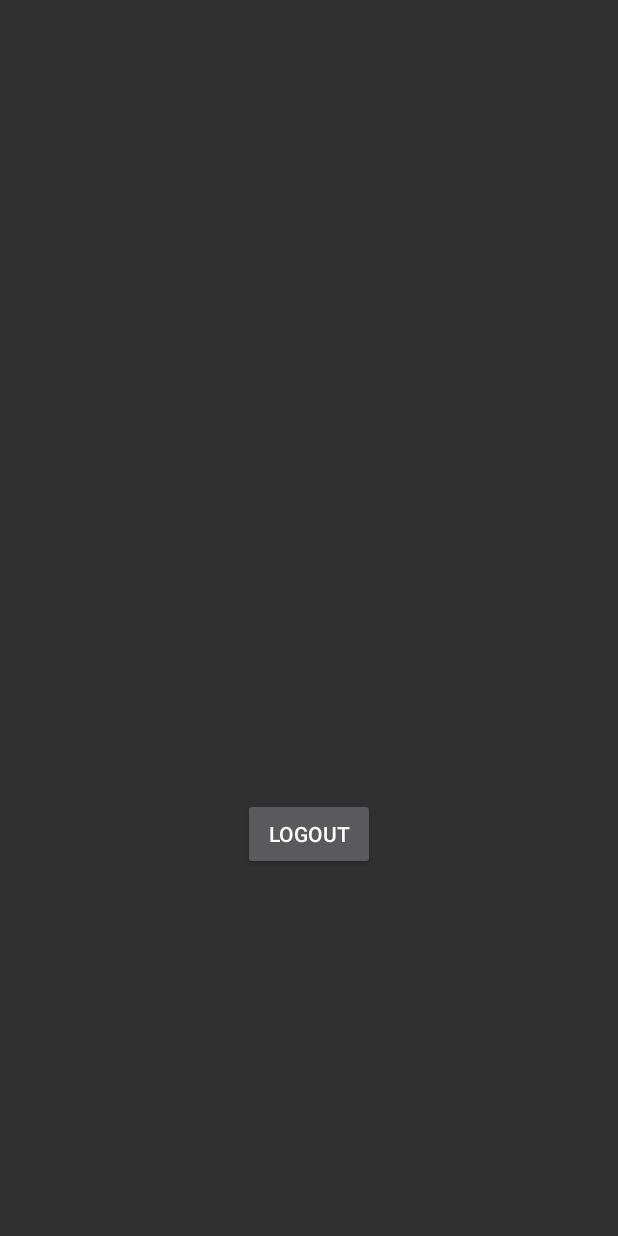
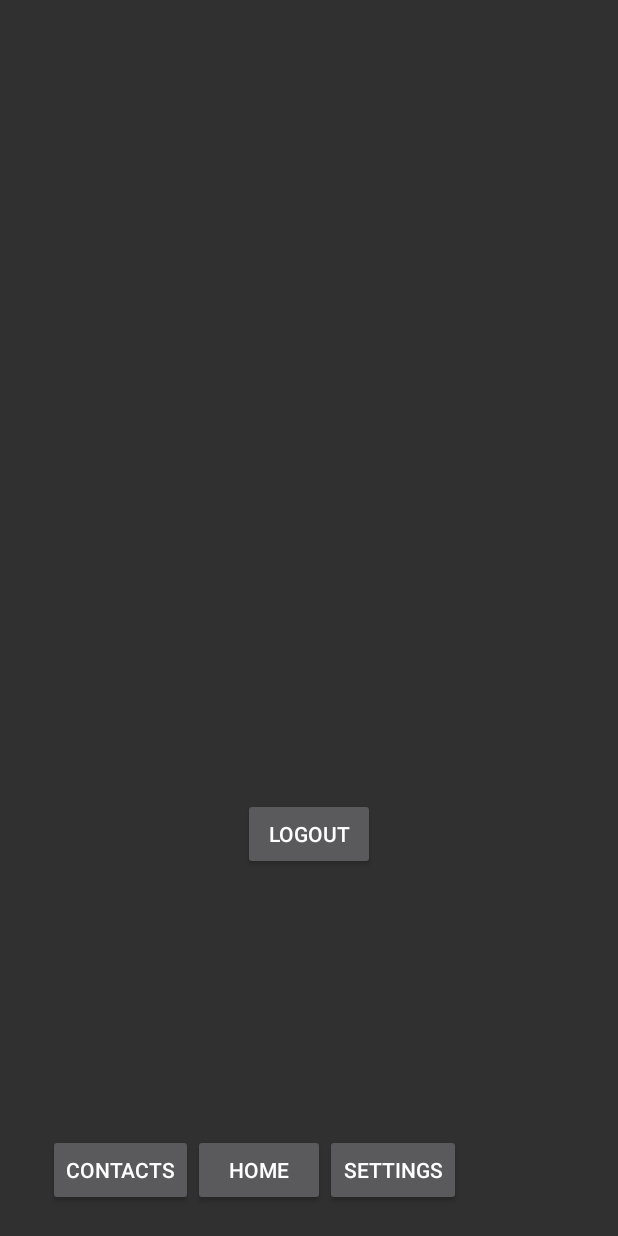
Before and after one commit to Stormys/Sphereforme, an Android app: the SettingsPage screen opened directly, with no data from a screen before it, on a phone screen of 412 x 824 dp. Run offline under Robolectric (Android 15) with nearby library versions, the phone set to English and light mode, and no system bars.

```diff
--- a/app/src/main/java/sphereforme/sphereforme/Activities/ContactBook.java
+++ b/app/src/main/java/sphereforme/sphereforme/Activities/ContactBook.java
@@ -5,7 +5,7 @@ import android.os.Bundle;
 
 import sphereforme.sphereforme.R;
 
-public class ContactBook extends AppCompatActivity {
+public class ContactBook extends BaseActivity {
 
     @Override
     protected void onCreate(Bundle savedInstanceState) {
--- a/app/src/main/java/sphereforme/sphereforme/Activities/RegisterPage.java
+++ b/app/src/main/java/sphereforme/sphereforme/Activities/RegisterPage.java
@@ -51,7 +51,7 @@ public class RegisterPage extends AppCompatActivity {
 
         }
 
-        new SignupTask().launchTask("http://35.165.40.110/signup",urlParameters);
+        new SignupTask().launchTask("signup",urlParameters);
     }
 
     private class SignupTask implements AsyncTaskCompleteListener<String> {
--- a/app/src/main/java/sphereforme/sphereforme/Activities/SettingsPage.java
+++ b/app/src/main/java/sphereforme/sphereforme/Activities/SettingsPage.java
@@ -9,7 +9,7 @@ import sphereforme.sphereforme.Network.AsyncTaskCompleteListener;
 import sphereforme.sphereforme.Network.NetworkManager;
 import sphereforme.sphereforme.R;
 
-public class SettingsPage extends AppCompatActivity {
+public class SettingsPage extends BaseActivity {
 
     @Override
     protected void onCreate(Bundle savedInstanceState) {
@@ -18,13 +18,14 @@ public class SettingsPage extends AppCompatActivity {
     }
 
     public void logout(View view) {
-        new LogoutTask().launchTask("http://35.165.40.110/logout","");
+        new LogoutTask().launchTask("logout","");
     }
 
     private class LogoutTask implements AsyncTaskCompleteListener<String> {
         @Override
         public void onTaskComplete(String result) {
             Intent intent = new Intent(SettingsPage.this, LoginPage.class);
+            finish();
             startActivity(intent);
         }
 
--- a/app/src/main/java/sphereforme/sphereforme/Services/TokenRefreshListenerService.java
+++ b/app/src/main/java/sphereforme/sphereforme/Services/TokenRefreshListenerService.java
@@ -25,7 +25,7 @@ public class TokenRefreshListenerService extends FirebaseInstanceIdService {
 
     private void sendRegistrationToServer(String token) {
         try {
-            new FCM_Update().launchTask("http://35.165.40.110/fcm_add", "key=" + URLEncoder.encode(token, "UTF-8"));
+            new FCM_Update().launchTask("fcm_add", "key=" + URLEncoder.encode(token, "UTF-8"));
         } catch (Exception e) {
 
         }
--- a/app/src/main/res/layout/activity_settings_page.xml
+++ b/app/src/main/res/layout/activity_settings_page.xml
@@ -19,4 +19,11 @@
         android:layout_alignParentBottom="true"
         android:layout_centerHorizontal="true"
         android:layout_marginBottom="228dp" />
+
+    <include layout="@layout/bottom_toolbar"
+        android:id="@+id/toolbar"
+        android:layout_width="match_parent"
+        android:layout_height="wrap_content"
+        android:layout_alignParentBottom="true"
+        android:layout_alignParentStart="true"></include>
 </RelativeLayout>
--- /dev/null
+++ b/app/src/main/res/layout/bottom_toolbar.xml
@@ -0,0 +1,34 @@
+<?xml version="1.0" encoding="utf-8"?>
+<android.support.v7.widget.Toolbar xmlns:android="http://schemas.android.com/apk/res/android"
+    android:layout_width="match_parent" android:layout_height="wrap_content">
+
+    <Button
+        android:text="Contacts"
+        android:layout_width="wrap_content"
+        android:layout_height="wrap_content"
+        android:id="@+id/button6"
+        android:onClick="go_to_contact_book"
+        android:layout_alignParentBottom="true"
+        />
+
+    <Button
+        android:text="Home"
+        android:layout_width="wrap_content"
+        android:layout_height="wrap_content"
+        android:id="@+id/button2"
+        android:onClick="hold_to_scan"
+        android:layout_alignBaseline="@+id/button6"
+        android:layout_alignBottom="@+id/button6"
+        android:layout_alignParentEnd="true" />
+
+    <Button
+        android:text="Settings"
+        android:layout_width="wrap_content"
+        android:layout_height="wrap_content"
+        android:id="@+id/button3"
+        android:onClick="go_to_settings"
+        android:layout_alignBaseline="@+id/button2"
+        android:layout_alignBottom="@+id/button2"
+        android:layout_alignParentEnd="true" />
+
+</android.support.v7.widget.Toolbar>
--- a/app/src/main/res/layout/profile_overlay.xml
+++ b/app/src/main/res/layout/profile_overlay.xml
@@ -9,10 +9,10 @@
     >
 
     <ImageView
-        android:layout_width="200dp"
-        android:layout_height="200dp"
+        android:layout_width="156dp"
+        android:layout_height="147dp"
         app:srcCompat="@drawable/common_google_signin_btn_icon_dark_normal"
         android:id="@+id/my_qr"
-        android:layout_weight="0.33" />
+        android:layout_marginLeft="100dp" />
 
 </LinearLayout>
```
Also changed, not shown: app/src/main/java/sphereforme/sphereforme/Activities/BaseActivity.java (added, +131 -0 lines), app/src/main/java/sphereforme/sphereforme/Activities/QrScanner.java (+3 -98 lines), app/src/main/res/layout/activity_contact_book.xml (+10 -3 lines), app/src/main/res/layout/activity_qr_scanner.xml (+7 -32 lines).
